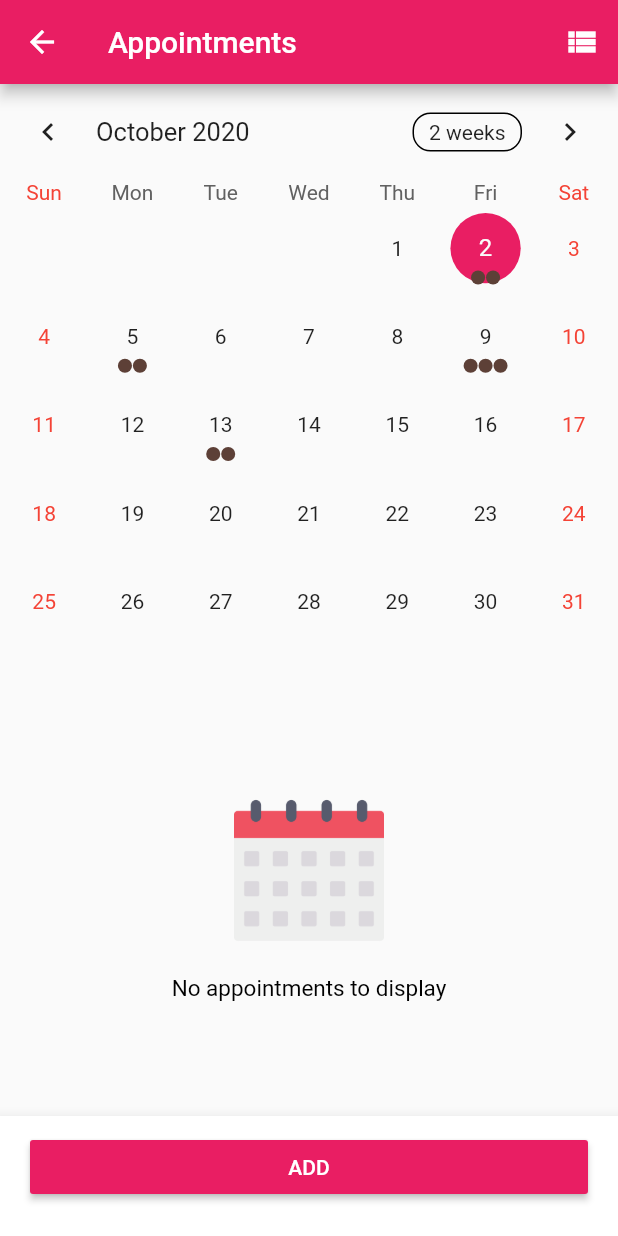
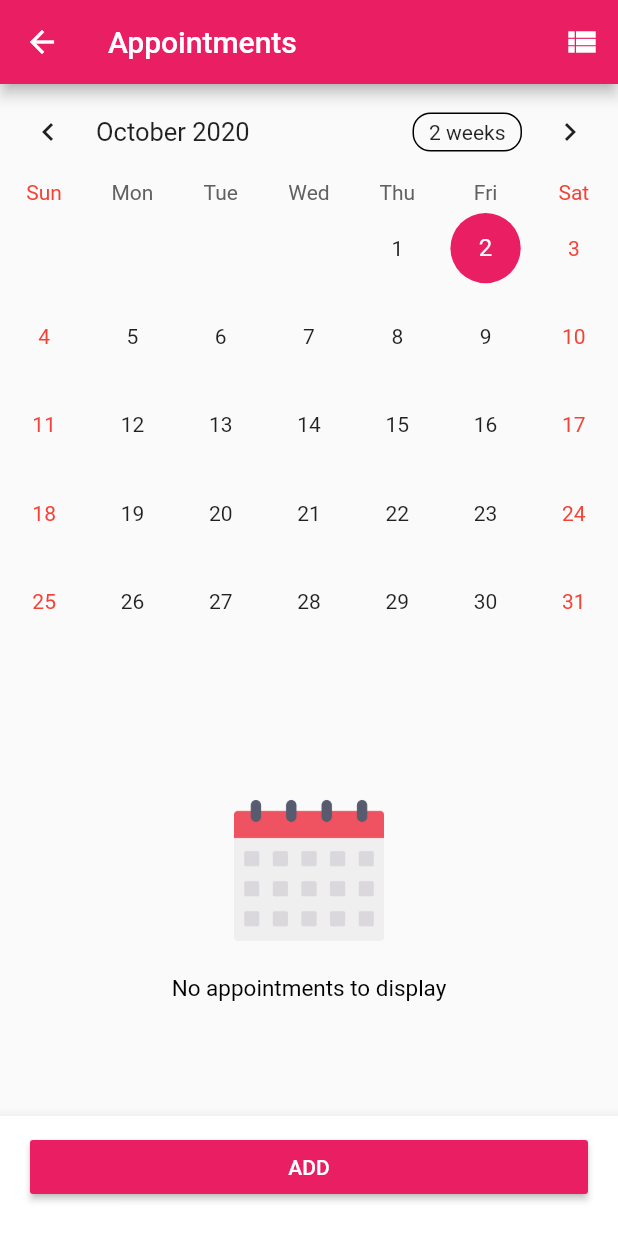
Before and after one commit to qlicue-digital-agency-ltd/aunty-rafiki, a Flutter app: the AppointmentPage screen opened by its route, on a phone screen of 412 x 824 dp. Run offline on Flutter 3.47's test engine with Material 2 defaults, Android fonts, the phone set to English and light mode, and no system bars; drawn by our look-alikes of table_calendar; our stand-ins replace audioplayers, date_time_picker, timeline_tile, video_player.

Commit message:
appointments

```diff
--- a/lib/App.dart
+++ b/lib/App.dart
@@ -2,6 +2,7 @@ import 'package:aunty_rafiki/constants/routes/routes.dart';
 import 'package:aunty_rafiki/views/pages/add_appointment.dart';
 import 'package:aunty_rafiki/views/pages/appointment_page.dart';
 import 'package:aunty_rafiki/views/pages/chat_room_page.dart';
+import 'package:aunty_rafiki/views/pages/daily_appointments.dart';
 import 'package:aunty_rafiki/views/pages/home_page.dart';
 import 'package:flutter/material.dart';
 
@@ -20,6 +21,7 @@ class App extends StatelessWidget {
         chatRoomPage: (_) => ChatRoomPage(),
         appointmentPage: (_) => AppointmentPage(),
         addAppointmentPage: (_) => AddAppointmentPage(),
+        dailyAppointmentsPage: (_) => DailyAppointment(),
       },
     );
   }
--- a/lib/constants/routes/routes.dart
+++ b/lib/constants/routes/routes.dart
@@ -1,3 +1,4 @@
 const chatRoomPage = "/chatRoomPage";
 const appointmentPage = "/appointmentPage";
 const addAppointmentPage = "/addAppointmentPage";
+const dailyAppointmentsPage = "/dailyAppointmentsPage";
--- a/lib/providers/appointment_provider.dart
+++ b/lib/providers/appointment_provider.dart
@@ -2,8 +2,19 @@ import 'package:aunty_rafiki/models/appointment.dart';
 import 'package:flutter/material.dart';
 
 class AppointmentProvider with ChangeNotifier {
+  AppointmentProvider() {
+    _calendarAppointments = {};
+
+    _selectedCalendarAppointments =
+        _calendarAppointments[_selectedCalendarDay] ?? [];
+  }
+  DateTime _selectedCalendarDay = DateTime.now();
+
+  Map<DateTime, List> _calendarAppointments;
   List<Appointment> _availableAppointments = [];
+  List _selectedCalendarAppointments = [];
   Appointment _selectedAppointment;
+
   //setters
   bool _isSubmittingData = false;
   set selectAppointment(Appointment appointment) {
@@ -11,10 +22,23 @@ class AppointmentProvider with ChangeNotifier {
     notifyListeners();
   }
 
+  set setCalendarDate(DateTime dateTime) {
+    _selectedCalendarDay = dateTime;
+    notifyListeners();
+  }
+
+  set selectCalendarAppointments(List appoinments) {
+    _selectedCalendarAppointments = appoinments;
+    notifyListeners();
+  }
+
   //getters
   Appointment get seletectedAppointment => _selectedAppointment;
   List<Appointment> get availableAppointments => _availableAppointments;
 
+  List get selectedCalendarAppointments => _selectedCalendarAppointments;
+  Map<DateTime, List> get calendarAppointments => _calendarAppointments;
+  DateTime get selectedCalendarDay => _selectedCalendarDay;
   Future<bool> createAppointment(
       {@required name,
       @required profession,
@@ -33,6 +57,12 @@ class AppointmentProvider with ChangeNotifier {
         additionalNotes: additionalNotes);
 
     _availableAppointments.add(_appointment);
+    _selectedCalendarAppointments.add(_appointment);
+    _calendarAppointments[DateTime.parse(date)] = _availableAppointments
+        .where((appointment) =>
+            DateTime.parse(appointment.date) == DateTime.parse(date))
+        .toList();
+
     _isSubmittingData = false;
     notifyListeners();
     return _isSubmittingData;
--- a/lib/views/components/cards/calendar_card.dart
+++ b/lib/views/components/cards/calendar_card.dart
@@ -1,4 +1,6 @@
+import 'package:aunty_rafiki/providers/appointment_provider.dart';
 import 'package:flutter/material.dart';
+import 'package:provider/provider.dart';
 import 'package:table_calendar/table_calendar.dart';
 
 class CalendarCard extends StatefulWidget {
@@ -8,29 +10,12 @@ class CalendarCard extends StatefulWidget {
 
 class _CalendarCardState extends State<CalendarCard>
     with TickerProviderStateMixin {
-  Map<DateTime, List> _events;
-  List _selectedEvents;
   AnimationController _animationController;
   CalendarController _calendarController;
 
   @override
   void initState() {
     super.initState();
-    final _selectedDay = DateTime.now();
-
-    _events = {
-      _selectedDay.subtract(Duration(days: 2)): ['Event A6'],
-      _selectedDay: ['Event A7', 'Event B7'],
-      _selectedDay.add(Duration(days: 3)):
-          Set.from(['Event A9', 'Event A9', 'Event B9']).toList(),
-      _selectedDay.add(Duration(days: 7)): [
-        'Event A10',
-        'Event B10',
-        'Event C10'
-      ],
-      _selectedDay.add(Duration(days: 11)): ['Event A11', 'Event B11'],
-    };
-    _selectedEvents = _events[_selectedDay] ?? [];
 
     _calendarController = CalendarController();
 
@@ -49,13 +34,6 @@ class _CalendarCardState extends State<CalendarCard>
     super.dispose();
   }
 
-  void _onDaySelected(DateTime day, List events) {
-    print('CALLBACK: _onDaySelected');
-    setState(() {
-      _selectedEvents = events;
-    });
-  }
-
   void _onVisibleDaysChanged(
       DateTime first, DateTime last, CalendarFormat format) {
     print('CALLBACK: _onVisibleDaysChanged');
@@ -68,8 +46,17 @@ class _CalendarCardState extends State<CalendarCard>
 
   @override
   Widget build(BuildContext context) {
+    final _appointmentProvider = Provider.of<AppointmentProvider>(context);
+
+    void _onDaySelected(DateTime day, List events) {
+      print('CALLBACK: _onDaySelected');
+      _appointmentProvider.setCalendarDate = day;
+      _appointmentProvider.selectCalendarAppointments = events;
+      //_selectedEvents = events;
+    }
+
     return TableCalendar(
-      events: _events,
+      events: _appointmentProvider.calendarAppointments,
       //holidays: _holidays,
       calendarController: _calendarController,
       calendarStyle: CalendarStyle(
--- a/lib/views/pages/appointment_page.dart
+++ b/lib/views/pages/appointment_page.dart
@@ -38,15 +38,36 @@ class _AppointmentPageState extends State<AppointmentPage> {
               children: [
                 CalendarCard(),
                 SizedBox(height: 100),
-                _appointmentProvider.availableAppointments.isEmpty
+                _appointmentProvider.selectedCalendarAppointments.isEmpty
                     ? NoItemTile(
                         icon: 'assets/icons/calendar.png',
                         title: 'No appointments to display',
                         subtitle: '',
                       )
-                    : AppointmentTile(
-                        appointment:
-                            _appointmentProvider.availableAppointments.last)
+                    : Column(
+                        // mainAxisAlignment: MainAxisAlignment.,
+                        crossAxisAlignment: CrossAxisAlignment.start,
+                        children: [
+                          Padding(
+                            padding:
+                                const EdgeInsets.symmetric(horizontal: 15.0),
+                            child: Text('Recent'),
+                          ),
+                          AppointmentTile(
+                              appointment: _appointmentProvider
+                                  .selectedCalendarAppointments.last),
+                          _appointmentProvider
+                                      .selectedCalendarAppointments.length >
+                                  1
+                              ? FlatButton(
+                                  onPressed: () {
+                                    Navigator.pushNamed(
+                                        context, dailyAppointmentsPage);
+                                  },
+                                  child: Text('View All'))
+                              : Container()
+                        ],
+                      )
               ],
             ))
           : _appointmentProvider.availableAppointments.isEmpty
--- a/pubspec.yaml
+++ b/pubspec.yaml
@@ -24,6 +24,7 @@ dependencies:
   audioplayers: ^0.16.1
   table_calendar: ^2.2.3
   date_time_picker: ^1.0.2
+  firebase_core: ^0.5.0
 
 dev_dependencies:
   flutter_test:
```
Also changed, not shown: lib/views/components/tiles/appointment_tile.dart (+5 -4 lines), lib/views/pages/add_appointment.dart (+6 -11 lines), lib/views/pages/daily_appointments.dart (added, +24 -0 lines), pubspec.lock, 4 other files.
